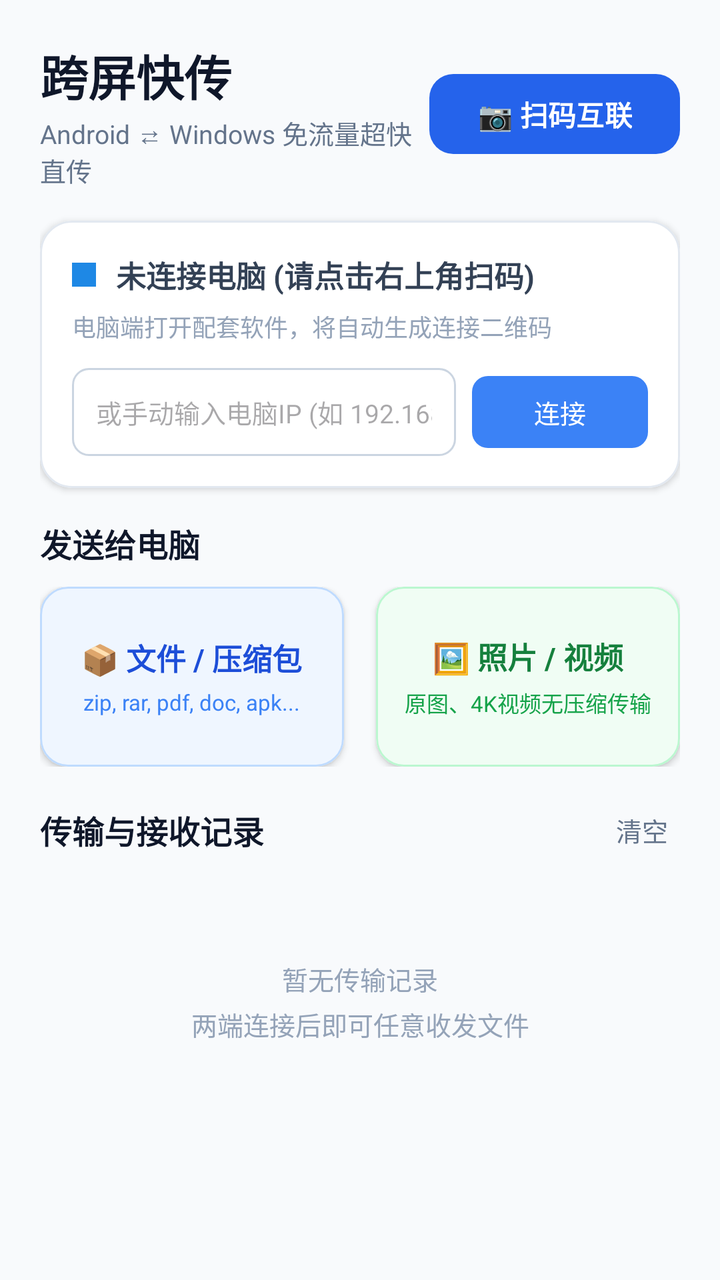
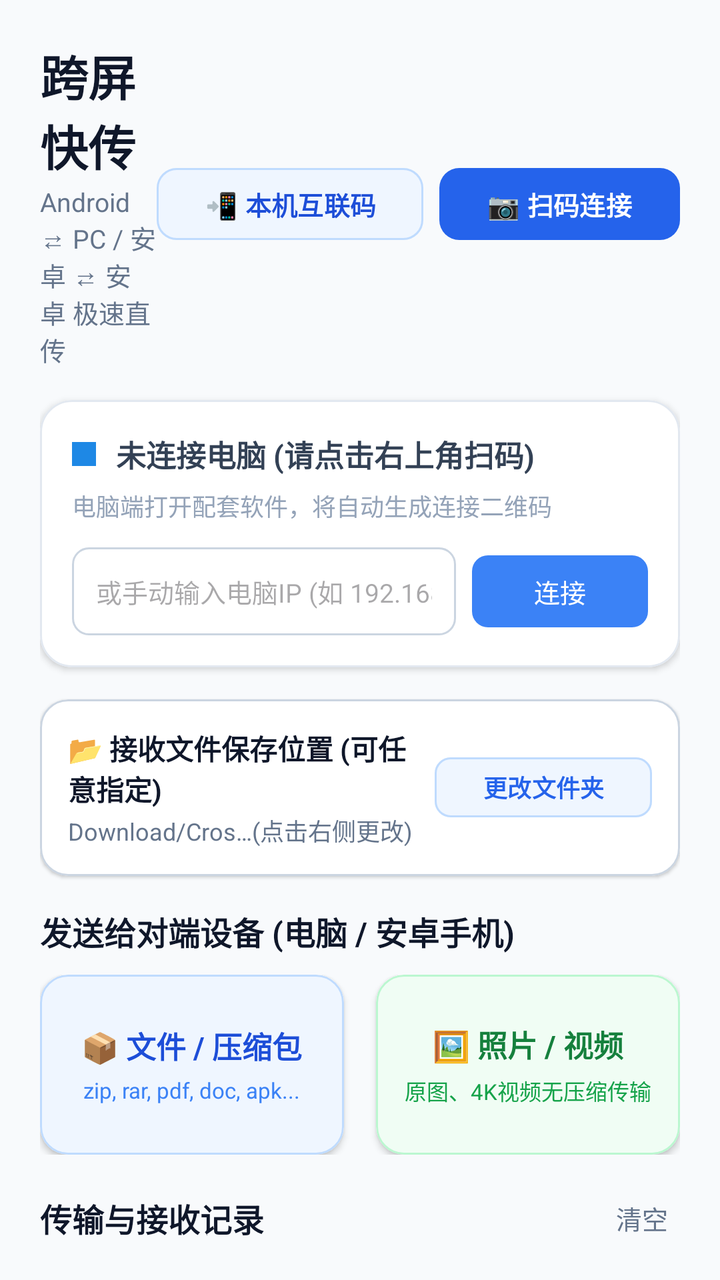

Screens rendered from an Android XML layout before and after an edit, with the pre-edit source and the edit as a unified diff.
<!-- AndroidManifest.xml: application theme Theme.CrossTransfer -->
<!-- res/layout/activity_main.xml -->
<?xml version="1.0" encoding="utf-8"?>
<androidx.coordinatorlayout.widget.CoordinatorLayout 
    xmlns:android="http://schemas.android.com/apk/res/android"
    xmlns:app="http://schemas.android.com/apk/res-auto"
    xmlns:tools="http://schemas.android.com/tools"
    android:layout_width="match_parent"
    android:layout_height="match_parent"
    android:background="#F8FAFC">

    <androidx.core.widget.NestedScrollView
        android:layout_width="match_parent"
        android:layout_height="match_parent"
        android:fillViewport="true">

        <LinearLayout
            android:layout_width="match_parent"
            android:layout_height="wrap_content"
            android:orientation="vertical"
            android:padding="20dp">

            
            <LinearLayout
                android:layout_width="match_parent"
                android:layout_height="wrap_content"
                android:orientation="horizontal"
                android:gravity="center_vertical"
                android:layout_marginBottom="16dp">

                <LinearLayout
                    android:layout_width="0dp"
                    android:layout_height="wrap_content"
                    android:layout_weight="1"
                    android:orientation="vertical">

                    <TextView
                        android:layout_width="wrap_content"
                        android:layout_height="wrap_content"
                        android:text="跨屏快传"
                        android:textSize="24sp"
                        android:textStyle="bold"
                        android:textColor="#0F172A" />

                    <TextView
                        android:layout_width="wrap_content"
                        android:layout_height="wrap_content"
                        android:text="Android ⇄ Windows 免流量超快直传"
                        android:textSize="13sp"
                        android:textColor="#64748B"
                        android:layout_marginTop="2dp" />
                </LinearLayout>

                <com.google.android.material.button.MaterialButton
                    android:id="@+id/btnScanQr"
                    android:layout_width="wrap_content"
                    android:layout_height="48dp"
                    android:text="📷 扫码互联"
                    android:textSize="14sp"
                    android:textStyle="bold"
                    android:textColor="#FFFFFF"
                    app:backgroundTint="#2563EB"
                    app:cornerRadius="12dp" />
            </LinearLayout>

            
            <com.google.android.material.card.MaterialCardView
                android:id="@+id/cardConnection"
                android:layout_width="match_parent"
                android:layout_height="wrap_content"
                app:cardCornerRadius="16dp"
                app:cardElevation="2dp"
                app:strokeWidth="1dp"
                app:strokeColor="#E2E8F0"
                app:cardBackgroundColor="#FFFFFF"
                android:layout_marginBottom="16dp">

                <LinearLayout
                    android:layout_width="match_parent"
                    android:layout_height="wrap_content"
                    android:orientation="vertical"
                    android:padding="16dp">

                    <LinearLayout
                        android:layout_width="match_parent"
                        android:layout_height="wrap_content"
                        android:gravity="center_vertical"
                        android:orientation="horizontal">

                        <View
                            android:id="@+id/viewStatusDot"
                            android:layout_width="12dp"
                            android:layout_height="12dp"
                            android:background="@drawable/ic_launcher_background"
                            android:layout_marginEnd="10dp" />

                        <TextView
                            android:id="@+id/tvConnectionStatus"
                            android:layout_width="0dp"
                            android:layout_height="wrap_content"
                            android:layout_weight="1"
                            android:text="未连接电脑 (请点击右上角扫码)"
                            android:textColor="#334155"
                            android:textSize="15sp"
                            android:textStyle="bold" />

                        <TextView
                            android:id="@+id/tvDisconnect"
                            android:layout_width="wrap_content"
                            android:layout_height="wrap_content"
                            android:text="断开"
                            android:textColor="#EF4444"
                            android:textSize="13sp"
                            android:visibility="gone"
                            android:padding="6dp" />
                    </LinearLayout>

                    <TextView
                        android:id="@+id/tvPcAddress"
                        android:layout_width="wrap_content"
                        android:layout_height="wrap_content"
                        android:text="电脑端打开配套软件，将自动生成连接二维码"
                        android:textColor="#94A3B8"
                        android:textSize="12sp"
                        android:layout_marginTop="6dp" />

                    
                    <LinearLayout
                        android:id="@+id/layoutConnectedActions"
                        android:layout_width="match_parent"
                        android:layout_height="wrap_content"
                        android:orientation="horizontal"
                        android:layout_marginTop="12dp"
                        android:visibility="gone">

                        <com.google.android.material.button.MaterialButton
                            android:id="@+id/btnOpenPhoneStorage"
                            android:layout_width="0dp"
                            android:layout_height="44dp"
                            android:layout_weight="1"
                            android:text="📂 进入手机存储"
                            android:textSize="13sp"
                            android:textStyle="bold"
                            android:textColor="#1D4ED8"
                            app:backgroundTint="#EFF6FF"
                            app:strokeColor="#BFDBFE"
                            app:strokeWidth="1dp"
                            app:cornerRadius="10dp"
                            style="@style/Widget.Material3.Button.TonalButton"
                            android:layout_marginEnd="8dp" />

                        <com.google.android.material.button.MaterialButton
                            android:id="@+id/btnManualDisconnect"
                            android:layout_width="wrap_content"
                            android:layout_height="44dp"
                            android:text="🔌 断开连接"
                            android:textSize="13sp"
                            android:textStyle="bold"
                            android:textColor="#DC2626"
                            app:backgroundTint="#FEF2F2"
                            app:strokeColor="#FECACA"
                            app:strokeWidth="1dp"
                            app:cornerRadius="10dp"
                            style="@style/Widget.Material3.Button.TonalButton" />
                    </LinearLayout>

                    
                    <com.google.android.material.card.MaterialCardView
                        android:id="@+id/layoutManageStorageBanner"
                        android:layout_width="match_parent"
                        android:layout_height="wrap_content"
                        android:layout_marginTop="10dp"
                        app:cardCornerRadius="8dp"
                        app:cardElevation="0dp"
                        app:strokeWidth="1dp"
                        app:strokeColor="#FCD34D"
                        app:cardBackgroundColor="#FEF3C7"
                        android:visibility="gone">

                        <LinearLayout
                            android:layout_width="match_parent"
                            android:layout_height="wrap_content"
                            android:orientation="horizontal"
                            android:padding="10dp"
                            android:gravity="center_vertical">

                            <TextView
                                android:layout_width="0dp"
                                android:layout_height="wrap_content"
                                android:layout_weight="1"
                                android:text="🛡️ 开启全盘文件管理权限，电脑端可自由浏览手机各文件夹"
                                android:textSize="12sp"
                                android:textColor="#B45309" />

                            <com.google.android.material.button.MaterialButton
                                android:id="@+id/btnGrantManageStorage"
                                android:layout_width="wrap_content"
                                android:layout_height="36dp"
                                android:text="去开启"
                                android:textSize="12sp"
                                android:textColor="#FFFFFF"
                                app:backgroundTint="#F59E0B"
                                app:cornerRadius="6dp"
                                android:paddingStart="12dp"
                                android:paddingEnd="12dp" />
                        </LinearLayout>
                    </com.google.android.material.card.MaterialCardView>

                    
                    <LinearLayout
                        android:id="@+id/layoutManualConnect"
                        android:layout_width="match_parent"
                        android:layout_height="wrap_content"
                        android:orientation="horizontal"
                        android:layout_marginTop="12dp"
                        android:gravity="center_vertical">

                        <EditText
                            android:id="@+id/etManualIp"
                            android:layout_width="0dp"
                            android:layout_height="44dp"
                            android:layout_weight="1"
                            android:background="@drawable/border_input"
                            android:hint="或手动输入电脑IP (如 192.168.1.5)"
                            android:textSize="13sp"
                            android:paddingStart="12dp"
                            android:paddingEnd="12dp"
                            android:singleLine="true" />

                        <com.google.android.material.button.MaterialButton
                            android:id="@+id/btnManualConnect"
                            android:layout_width="wrap_content"
                            android:layout_height="44dp"
                            android:text="连接"
                            android:textSize="13sp"
                            android:layout_marginStart="8dp"
                            app:backgroundTint="#3B82F6"
                            app:cornerRadius="8dp" />
                    </LinearLayout>
                </LinearLayout>
            </com.google.android.material.card.MaterialCardView>

            
            <TextView
                android:layout_width="wrap_content"
                android:layout_height="wrap_content"
                android:text="发送给电脑"
                android:textSize="16sp"
                android:textStyle="bold"
                android:textColor="#0F172A"
                android:layout_marginBottom="10dp" />

            <LinearLayout
                android:layout_width="match_parent"
                android:layout_height="wrap_content"
                android:orientation="horizontal"
                android:layout_marginBottom="16dp">

                <com.google.android.material.card.MaterialCardView
                    android:id="@+id/btnSendAnyFile"
                    android:layout_width="0dp"
                    android:layout_height="90dp"
                    android:layout_weight="1"
                    android:layout_marginEnd="8dp"
                    app:cardCornerRadius="14dp"
                    app:cardElevation="2dp"
                    app:cardBackgroundColor="#EFF6FF"
                    app:strokeWidth="1dp"
                    app:strokeColor="#BFDBFE">

                    <LinearLayout
                        android:layout_width="match_parent"
                        android:layout_height="match_parent"
                        android:orientation="vertical"
                        android:gravity="center"
                        android:padding="8dp">

                        <TextView
                            android:layout_width="wrap_content"
                            android:layout_height="wrap_content"
                            android:text="📦 文件 / 压缩包"
                            android:textSize="15sp"
                            android:textStyle="bold"
                            android:textColor="#1D4ED8" />

                        <TextView
                            android:layout_width="wrap_content"
                            android:layout_height="wrap_content"
                            android:text="zip, rar, pdf, doc, apk..."
                            android:textSize="11sp"
                            android:textColor="#3B82F6"
                            android:layout_marginTop="4dp" />
                    </LinearLayout>
                </com.google.android.material.card.MaterialCardView>

                <com.google.android.material.card.MaterialCardView
                    android:id="@+id/btnSendMedia"
                    android:layout_width="0dp"
                    android:layout_height="90dp"
                    android:layout_weight="1"
                    android:layout_marginStart="8dp"
                    app:cardCornerRadius="14dp"
                    app:cardElevation="2dp"
                    app:cardBackgroundColor="#F0FDF4"
                    app:strokeWidth="1dp"
                    app:strokeColor="#BBF7D0">

                    <LinearLayout
                        android:layout_width="match_parent"
                        android:layout_height="match_parent"
                        android:orientation="vertical"
                        android:gravity="center"
                        android:padding="8dp">

                        <TextView
                            android:layout_width="wrap_content"
                            android:layout_height="wrap_content"
                            android:text="🖼️ 照片 / 视频"
                            android:textSize="15sp"
                            android:textStyle="bold"
                            android:textColor="#15803D" />

                        <TextView
                            android:layout_width="wrap_content"
                            android:layout_height="wrap_content"
                            android:text="原图、4K视频无压缩传输"
                            android:textSize="11sp"
                            android:textColor="#16A34A"
                            android:layout_marginTop="4dp" />
                    </LinearLayout>
                </com.google.android.material.card.MaterialCardView>
            </LinearLayout>

            
            <com.google.android.material.card.MaterialCardView
                android:id="@+id/cardProgress"
                android:layout_width="match_parent"
                android:layout_height="wrap_content"
                app:cardCornerRadius="14dp"
                app:cardElevation="2dp"
                app:strokeWidth="1dp"
                app:strokeColor="#CBD5E1"
                app:cardBackgroundColor="#FFFFFF"
                android:layout_marginBottom="16dp"
                android:visibility="gone">

                <LinearLayout
                    android:layout_width="match_parent"
                    android:layout_height="wrap_content"
                    android:orientation="vertical"
                    android:padding="16dp">

                    <LinearLayout
                        android:layout_width="match_parent"
                        android:layout_height="wrap_content"
                        android:orientation="horizontal">

                        <TextView
                            android:id="@+id/tvTransferFilename"
                            android:layout_width="0dp"
                            android:layout_height="wrap_content"
                            android:layout_weight="1"
                            android:text="正在传输: file.zip"
                            android:textStyle="bold"
                            android:textColor="#0F172A"
                            android:textSize="14sp"
                            android:singleLine="true" />

                        <TextView
                            android:id="@+id/tvTransferPercent"
                            android:layout_width="wrap_content"
                            android:layout_height="wrap_content"
                            android:text="45%"
                            android:textColor="#2563EB"
                            android:textSize="14sp"
                            android:textStyle="bold" />
                    </LinearLayout>

                    <com.google.android.material.progressindicator.LinearProgressIndicator
                        android:id="@+id/progressBar"
                        android:layout_width="match_parent"
                        android:layout_height="8dp"
                        android:layout_marginTop="10dp"
                        android:layout_marginBottom="8dp"
                        app:indicatorColor="#2563EB"
                        app:trackColor="#E2E8F0"
                        app:trackCornerRadius="4dp"
                        android:progress="45" />

                    <TextView
                        android:id="@+id/tvTransferSpeed"
                        android:layout_width="wrap_content"
                        android:layout_height="wrap_content"
                        android:text="传输速度: 32.5 MB/s"
                        android:textColor="#64748B"
                        android:textSize="12sp" />
                </LinearLayout>
            </com.google.android.material.card.MaterialCardView>

            
            <LinearLayout
                android:layout_width="match_parent"
                android:layout_height="wrap_content"
                android:orientation="horizontal"
                android:gravity="center_vertical"
                android:layout_marginBottom="10dp">

                <TextView
                    android:layout_width="0dp"
                    android:layout_height="wrap_content"
                    android:layout_weight="1"
                    android:text="传输与接收记录"
                    android:textSize="16sp"
                    android:textStyle="bold"
                    android:textColor="#0F172A" />

                <TextView
                    android:id="@+id/btnClearHistory"
                    android:layout_width="wrap_content"
                    android:layout_height="wrap_content"
                    android:text="清空"
                    android:textColor="#64748B"
                    android:textSize="13sp"
                    android:padding="6dp" />
            </LinearLayout>

            <androidx.recyclerview.widget.RecyclerView
                android:id="@+id/rvFiles"
                android:layout_width="match_parent"
                android:layout_height="wrap_content"
                android:nestedScrollingEnabled="false" />

            <TextView
                android:id="@+id/tvEmptyHistory"
                android:layout_width="match_parent"
                android:layout_height="120dp"
                android:gravity="center"
                android:text="暂无传输记录\n两端连接后即可任意收发文件"
                android:textColor="#94A3B8"
                android:textSize="13sp"
                android:lineSpacingExtra="4dp" />

        </LinearLayout>
    </androidx.core.widget.NestedScrollView>

</androidx.coordinatorlayout.widget.CoordinatorLayout>
<!-- resources referenced by this layout -->
<resources>
  <!-- drawable border_input (drawable) -->
  <?xml version="1.0" encoding="utf-8"?>
  <shape xmlns:android="http://schemas.android.com/apk/res/android"
      android:shape="rectangle">
      <corners android:radius="8dp" />
      <stroke android:width="1dp" android:color="#CBD5E1" />
      <solid android:color="#FFFFFF" />
  </shape>
  <!-- drawable ic_launcher_background (drawable) -->
  <?xml version="1.0" encoding="utf-8"?>
  <vector xmlns:android="http://schemas.android.com/apk/res/android"
      android:width="108dp"
      android:height="108dp"
      android:viewportWidth="108"
      android:viewportHeight="108">
      <path
          android:fillColor="#1E88E5"
          android:pathData="M0,0h108v108h-108z" />
  </vector>
  <style name="Theme.CrossTransfer" parent="Theme.Material3.DayNight.NoActionBar">
          <item name="colorPrimary">@color/primary</item>
          <item name="colorPrimaryVariant">@color/primary_variant</item>
          <item name="colorSecondary">@color/secondary</item>
          <item name="android:statusBarColor">@color/background</item>
          <item name="android:windowLightStatusBar">true</item>
          <item name="android:windowBackground">@color/background</item>
      </style>
  <color name="primary">#2563EB</color>
  <color name="primary_variant">#1D4ED8</color>
  <color name="secondary">#10B981</color>
  <color name="background">#F8FAFC</color>
</resources>

<!-- the commit's change to res/layout/activity_main.xml (unified diff, before → after) -->
@@ -43,22 +43,37 @@
                     <TextView
                         android:layout_width="wrap_content"
                         android:layout_height="wrap_content"
-                        android:text="Android ⇄ Windows 免流量超快直传"
+                        android:text="Android ⇄ PC / 安卓 ⇄ 安卓 极速直传"
                         android:textSize="13sp"
                         android:textColor="#64748B"
                         android:layout_marginTop="2dp" />
                 </LinearLayout>
 
                 <com.google.android.material.button.MaterialButton
+                    android:id="@+id/btnShowMyQr"
+                    android:layout_width="wrap_content"
+                    android:layout_height="44dp"
+                    android:text="📲 本机互联码"
+                    android:textSize="13sp"
+                    android:textStyle="bold"
+                    android:textColor="#1D4ED8"
+                    app:backgroundTint="#EFF6FF"
+                    app:strokeColor="#BFDBFE"
+                    app:strokeWidth="1dp"
+                    app:cornerRadius="10dp"
+                    style="@style/Widget.Material3.Button.TonalButton"
+                    android:layout_marginEnd="8dp" />
+
+                <com.google.android.material.button.MaterialButton
                     android:id="@+id/btnScanQr"
                     android:layout_width="wrap_content"
-                    android:layout_height="48dp"
-                    android:text="📷 扫码互联"
-                    android:textSize="14sp"
+                    android:layout_height="44dp"
+                    android:text="📷 扫码连接"
+                    android:textSize="13sp"
                     android:textStyle="bold"
                     android:textColor="#FFFFFF"
                     app:backgroundTint="#2563EB"
-                    app:cornerRadius="12dp" />
+                    app:cornerRadius="10dp" />
             </LinearLayout>
 
             
@@ -239,10 +254,78 @@
             </com.google.android.material.card.MaterialCardView>
 
             
+            <com.google.android.material.card.MaterialCardView
+                android:layout_width="match_parent"
+                android:layout_height="wrap_content"
+                app:cardCornerRadius="14dp"
+                app:cardElevation="1dp"
+                app:strokeWidth="1dp"
+                app:strokeColor="#CBD5E1"
+                app:cardBackgroundColor="#FFFFFF"
+                android:layout_marginBottom="16dp">
+
+                <LinearLayout
+                    android:layout_width="match_parent"
+                    android:layout_height="wrap_content"
+                    android:orientation="vertical"
+                    android:padding="14dp">
+
+                    <LinearLayout
+                        android:layout_width="match_parent"
+                        android:layout_height="wrap_content"
+                        android:orientation="horizontal"
+                        android:gravity="center_vertical">
+
+                        <LinearLayout
+                            android:layout_width="0dp"
+                            android:layout_height="wrap_content"
+                            android:layout_weight="1"
+                            android:orientation="vertical">
+
+                            <TextView
+                                android:layout_width="wrap_content"
+                                android:layout_height="wrap_content"
+                                android:text="📂 接收文件保存位置 (可任意指定)"
+                                android:textSize="14sp"
+                                android:textStyle="bold"
+                                android:textColor="#0F172A" />
+
+                            <TextView
+                                android:id="@+id/tvCurrentSaveDir"
+                                android:layout_width="wrap_content"
+                                android:layout_height="wrap_content"
+                                android:text="Download/CrossTransfer (点击右侧更改)"
+                                android:textSize="12sp"
+                                android:textColor="#64748B"
+                                android:singleLine="true"
+                                android:ellipsize="middle"
+                                android:layout_marginTop="2dp" />
+                        </LinearLayout>
+
+                        <com.google.android.material.button.MaterialButton
+                            android:id="@+id/btnSelectSaveDir"
+                            android:layout_width="wrap_content"
+                            android:layout_height="38dp"
+                            android:text="更改文件夹"
+                            android:textSize="12sp"
+                            android:textStyle="bold"
+                            android:textColor="#2563EB"
+                            app:backgroundTint="#EFF6FF"
+                            app:strokeColor="#BFDBFE"
+                            app:strokeWidth="1dp"
+                            app:cornerRadius="8dp"
+                            style="@style/Widget.Material3.Button.TonalButton"
+                            android:layout_marginStart="8dp" />
+                    </LinearLayout>
+                </LinearLayout>
+            </com.google.android.material.card.MaterialCardView>
+
+            
             <TextView
+                android:id="@+id/tvSendSectionTitle"
                 android:layout_width="wrap_content"
                 android:layout_height="wrap_content"
-                android:text="发送给电脑"
+                android:text="发送给对端设备 (电脑 / 安卓手机)"
                 android:textSize="16sp"
                 android:textStyle="bold"
                 android:textColor="#0F172A"
